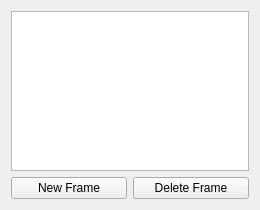
Above: framepanel.ui from Nice9Tian/AnimeAn before the change. Below: the same form after it.
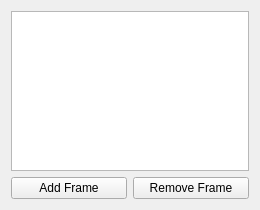
That is the form after the change.

Patch:
```diff
--- a/framepanel.ui
+++ b/framepanel.ui
@@ -29,14 +29,14 @@
      <item>
       <widget class="QPushButton" name="AddFrameButton">
        <property name="text">
-        <string>New Frame</string>
+        <string>Add Frame</string>
        </property>
       </widget>
      </item>
      <item>
       <widget class="QPushButton" name="DeleteFrameButton">
        <property name="text">
-        <string>Delete Frame</string>
+        <string>Remove Frame</string>
        </property>
       </widget>
      </item>
```
